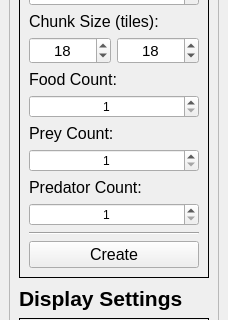
This is ui/simulation_controller_mainwindow.ui in kpdudek/EvolutionSimulator as Qt 5 draws it before an edit; both pictures show x 0 to 228 and y 186 to 506 of the 228 by 714 pixel window. The edited form follows.
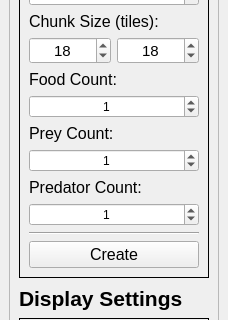
This is the edited form.

Commit message: All grass map config added.

Diff of the .ui file:
```diff
--- a/ui/simulation_controller_mainwindow.ui
+++ b/ui/simulation_controller_mainwindow.ui
@@ -211,11 +211,14 @@
              <set>Qt::AlignCenter</set>
             </property>
             <property name="minimum">
-             <number>1</number>
+             <number>0</number>
             </property>
             <property name="maximum">
              <number>100</number>
             </property>
+            <property name="value">
+             <number>1</number>
+            </property>
            </widget>
           </item>
           <item row="11" column="0" colspan="2">
@@ -224,11 +227,14 @@
              <set>Qt::AlignCenter</set>
             </property>
             <property name="minimum">
-             <number>1</number>
+             <number>0</number>
             </property>
             <property name="maximum">
              <number>100</number>
             </property>
+            <property name="value">
+             <number>1</number>
+            </property>
            </widget>
           </item>
           <item row="8" column="0" colspan="2">
@@ -237,11 +243,14 @@
              <set>Qt::AlignCenter</set>
             </property>
             <property name="minimum">
-             <number>1</number>
+             <number>0</number>
             </property>
             <property name="maximum">
              <number>100</number>
             </property>
+            <property name="value">
+             <number>1</number>
+            </property>
            </widget>
           </item>
          </layout>
```
The commit also changes 2 other files.
